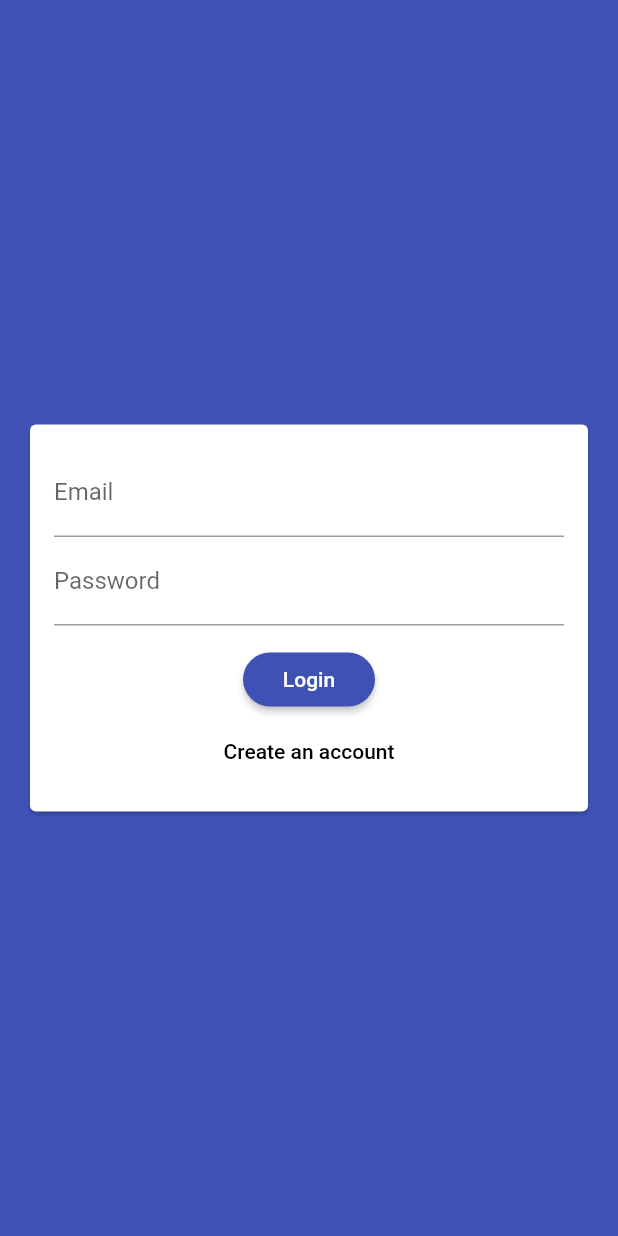
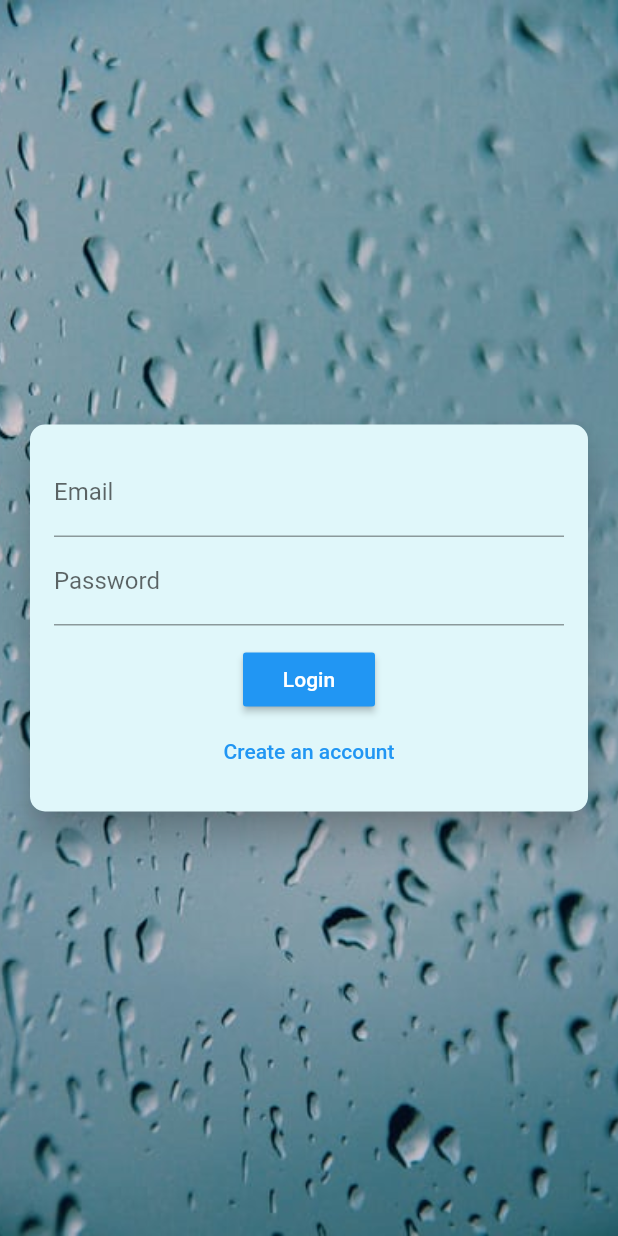
Before and after one commit to Sriujan1/NewsApp, a Flutter app: the screen it shows after launch, on a phone screen of 412 x 824 dp. Run offline on Flutter 3.47's test engine with Material 2 defaults, Android fonts, the phone set to English and light mode, and no system bars; our stand-ins replace cloud_firestore, firebase_auth; accounts and stored records are empty.

```diff
--- a/lib/screens/auth_screen.dart
+++ b/lib/screens/auth_screen.dart
@@ -20,17 +20,20 @@ class _AuthScreenState extends State<AuthScreen> {
     BuildContext ctx,
   ) async {
     AuthResult authResult;
-    try{
+    try {
       setState(() {
         _isLoading = true;
       });
-      if(isLogin){
-      authResult = await _auth.signInWithEmailAndPassword(email: email, password: password);
-    } else{
-      authResult = await _auth.createUserWithEmailAndPassword(email: email, password: password);
-    }} on PlatformException catch (err){
+      if (isLogin) {
+        authResult = await _auth.signInWithEmailAndPassword(
+            email: email, password: password);
+      } else {
+        authResult = await _auth.createUserWithEmailAndPassword(
+            email: email, password: password);
+      }
+    } on PlatformException catch (err) {
       var message = 'An error occured, please check your credentials';
-      if(err.message != null){
+      if (err.message != null) {
         message = err.message;
       }
 
@@ -41,18 +44,27 @@ class _AuthScreenState extends State<AuthScreen> {
       setState(() {
         _isLoading = false;
       });
-    } catch (error){
+    } catch (error) {
       setState(() {
         _isLoading = false;
       });
       print(error);
     }
   }
+
   @override
   Widget build(BuildContext context) {
-    return Scaffold(
-      backgroundColor: Theme.of(context).primaryColor,
-      body: AuthForm(_submitAuthForm, _isLoading),
+    return MaterialApp(
+      debugShowCheckedModeBanner: false,
+      home: Container(
+        decoration: BoxDecoration(
+            image: DecorationImage(
+                image: AssetImage("assets/images/bg.jpg"), fit: BoxFit.cover)),
+        child: Scaffold(
+          backgroundColor: Colors.transparent,
+          body: AuthForm(_submitAuthForm, _isLoading),
+        ),
+      ),
     );
   }
 }
--- a/lib/widgets/auth_form.dart
+++ b/lib/widgets/auth_form.dart
@@ -1,11 +1,11 @@
 import 'package:flutter/material.dart';
 
 class AuthForm extends StatefulWidget {
-  final void Function(
-      String email, String password, String username, bool isLgin, BuildContext ctx) submitFn;
+  final void Function(String email, String password, String username,
+      bool isLgin, BuildContext ctx) submitFn;
   final bool isLoading;
 
-  AuthForm(this.submitFn,this.isLoading);
+  AuthForm(this.submitFn, this.isLoading);
   @override
   _AuthFormState createState() => _AuthFormState();
 }
@@ -22,7 +22,8 @@ class _AuthFormState extends State<AuthForm> {
     FocusScope.of(context).unfocus();
     if (isValid) {
       _formKey.currentState.save();
-      widget.submitFn(_userEmail.trim(), _userPassword, _userName.trim(), _isLogin, context);
+      widget.submitFn(_userEmail.trim(), _userPassword, _userName.trim(),
+          _isLogin, context);
     }
   }
 
@@ -30,6 +31,9 @@ class _AuthFormState extends State<AuthForm> {
   Widget build(BuildContext context) {
     return Center(
       child: Card(
+        shape: RoundedRectangleBorder(borderRadius: BorderRadius.circular(10)),
+        color: Colors.cyan[50],
+        elevation: 10,
         margin: EdgeInsets.all(20),
         child: SingleChildScrollView(
           child: Padding(
@@ -82,22 +86,24 @@ class _AuthFormState extends State<AuthForm> {
                     },
                   ),
                   SizedBox(height: 12),
-                  if(widget.isLoading)
-                    CircularProgressIndicator(),
-                  if(!widget.isLoading)
+                  if (widget.isLoading) CircularProgressIndicator(),
+                  if (!widget.isLoading)
                     RaisedButton(
-                        child: Text(_isLogin ? 'Login' : 'Signup'),
+                        color: Theme.of(context).primaryColor,
+                        child: Text(_isLogin ? 'Login' : 'Signup',style: TextStyle(color: Colors.white),),
                         onPressed: _trySubmit),
-                  if(!widget.isLoading)
+                  if (!widget.isLoading)
                     FlatButton(
                         onPressed: () {
                           setState(() {
                             _isLogin = !_isLogin;
                           });
                         },
-                        child: Text(_isLogin
-                            ? 'Create an account'
-                            : 'I already have an account')),
+                        child: Text(
+                          _isLogin
+                              ? 'Create an account'
+                              : 'I already have an account',style: TextStyle(color: Theme.of(context).primaryColor)
+                        )),
                 ],
               ),
             ),
--- a/pubspec.yaml
+++ b/pubspec.yaml
@@ -48,8 +48,8 @@ flutter:
   uses-material-design: true
 
   # To add assets to your application, add an assets section, like this:
-  # assets:
-  #   - assets/images/loading.jpg
+  assets:
+    - assets/images/bg.jpg
   #   - images/a_dot_ham.jpeg
 
   # An image asset can refer to one or more resolution-specific "variants", see
```
Also changed, not shown: lib/screens/news_detail_screen.dart (+29 -6 lines), assets/images/bg.jpg (added).
